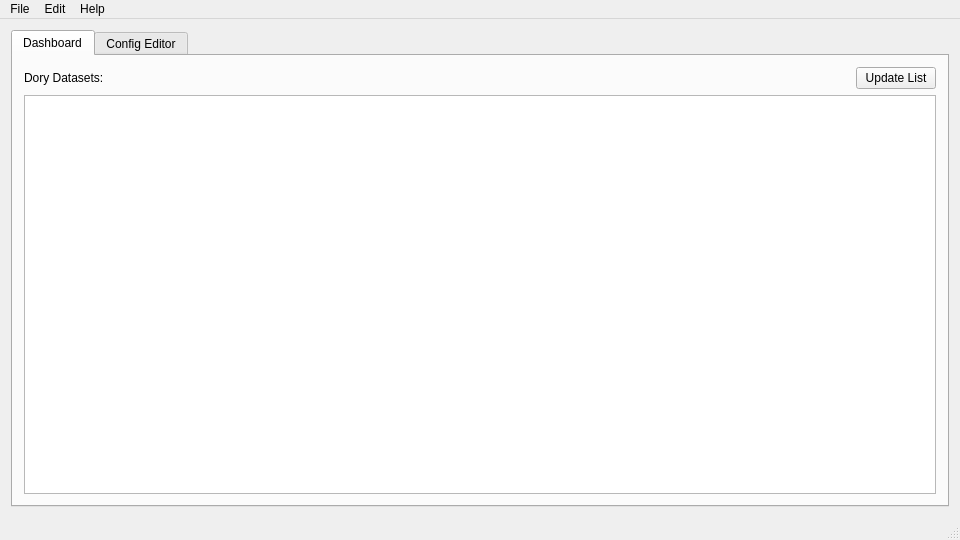
The window that Config_Tool/mainwindow.ui (DFO-Ocean-Navigator/Navigator2Go) describes before a commit, drawn with Qt 5.
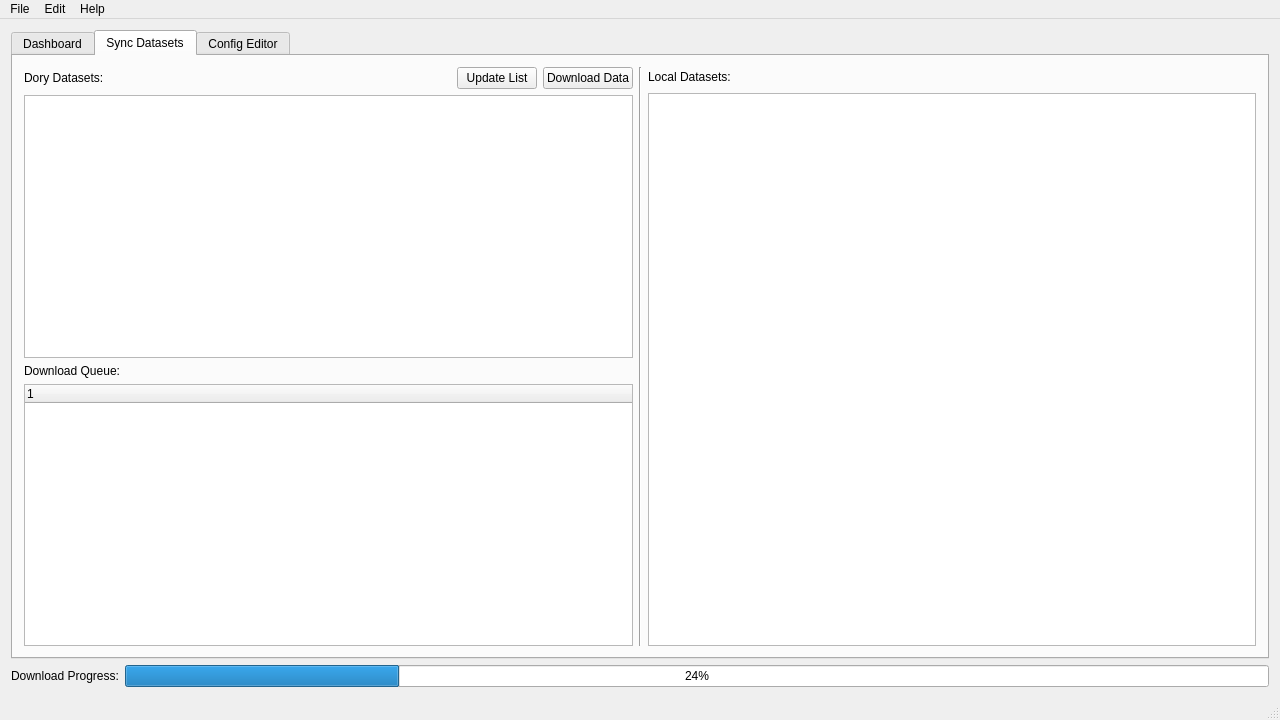
The same window after the commit. Icons and pictures are not drawn.

```diff
--- a/Config_Tool/mainwindow.ui
+++ b/Config_Tool/mainwindow.ui
@@ -6,8 +6,8 @@
    <rect>
     <x>0</x>
     <y>0</y>
-    <width>960</width>
-    <height>540</height>
+    <width>1280</width>
+    <height>720</height>
    </rect>
   </property>
   <property name="sizePolicy">
@@ -18,8 +18,8 @@
   </property>
   <property name="minimumSize">
    <size>
-    <width>960</width>
-    <height>540</height>
+    <width>1280</width>
+    <height>720</height>
    </size>
   </property>
   <property name="windowTitle">
@@ -37,7 +37,7 @@
        <enum>QTabWidget::Rounded</enum>
       </property>
       <property name="currentIndex">
-       <number>0</number>
+       <number>1</number>
       </property>
       <property name="documentMode">
        <bool>false</bool>
@@ -59,9 +59,24 @@
        <attribute name="title">
         <string>Dashboard</string>
        </attribute>
-       <layout class="QVBoxLayout" name="verticalLayout_6">
+      </widget>
+      <widget class="QWidget" name="syncDatasets">
+       <attribute name="icon">
+        <iconset resource="resources.qrc">
+         <normaloff>:/icons/icons/database.png</normaloff>:/icons/icons/database.png</iconset>
+       </attribute>
+       <attribute name="title">
+        <string>Sync Datasets</string>
+       </attribute>
+       <layout class="QHBoxLayout" name="horizontalLayout_6">
         <item>
          <layout class="QVBoxLayout" name="verticalLayout_4">
+          <property name="sizeConstraint">
+           <enum>QLayout::SetDefaultConstraint</enum>
+          </property>
+          <property name="rightMargin">
+           <number>0</number>
+          </property>
           <item>
            <layout class="QHBoxLayout" name="horizontalLayout_4">
             <item>
@@ -95,6 +110,17 @@
               </property>
              </widget>
             </item>
+            <item>
+             <widget class="QPushButton" name="pushButtonDownload">
+              <property name="text">
+               <string>Download Data</string>
+              </property>
+              <property name="icon">
+               <iconset resource="resources.qrc">
+                <normaloff>:/icons/icons/download.png</normaloff>:/icons/icons/download.png</iconset>
+              </property>
+             </widget>
+            </item>
            </layout>
           </item>
           <item>
@@ -110,6 +136,69 @@
             </property>
            </widget>
           </item>
+          <item>
+           <widget class="QLabel" name="label_4">
+            <property name="text">
+             <string>Download Queue:</string>
+            </property>
+           </widget>
+          </item>
+          <item>
+           <widget class="QTreeWidget" name="treeWidget">
+            <property name="alternatingRowColors">
+             <bool>true</bool>
+            </property>
+            <column>
+             <property name="text">
+              <string notr="true">1</string>
+             </property>
+            </column>
+           </widget>
+          </item>
+         </layout>
+        </item>
+        <item>
+         <widget class="Line" name="line">
+          <property name="orientation">
+           <enum>Qt::Vertical</enum>
+          </property>
+         </widget>
+        </item>
+        <item>
+         <layout class="QVBoxLayout" name="verticalLayout_6">
+          <property name="rightMargin">
+           <number>0</number>
+          </property>
+          <item>
+           <layout class="QHBoxLayout" name="horizontalLayout_7">
+            <property name="topMargin">
+             <number>0</number>
+            </property>
+            <item>
+             <widget class="QLabel" name="label_3">
+              <property name="text">
+               <string>Local Datasets:</string>
+              </property>
+             </widget>
+            </item>
+            <item>
+             <spacer name="horizontalSpacer_3">
+              <property name="orientation">
+               <enum>Qt::Horizontal</enum>
+              </property>
+              <property name="sizeHint" stdset="0">
+               <size>
+                <width>40</width>
+                <height>20</height>
+               </size>
+              </property>
+             </spacer>
+            </item>
+           </layout>
+          </item>
+          <item>
+           <widget class="QListWidget" name="listWidget"/>
+          </item>
          </layout>
         </item>
        </layout>
@@ -206,6 +295,27 @@
       </widget>
      </widget>
     </item>
+    <item>
+     <layout class="QHBoxLayout" name="horizontalLayout_5">
+      <property name="topMargin">
+       <number>0</number>
+      </property>
+      <item>
+       <widget class="QLabel" name="label_2">
+        <property name="text">
+         <string>Download Progress:</string>
+        </property>
+       </widget>
+      </item>
+      <item>
+       <widget class="QProgressBar" name="progressBarDownload">
+        <property name="value">
+         <number>24</number>
+        </property>
+       </widget>
+      </item>
+     </layout>
+    </item>
    </layout>
   </widget>
   <widget class="QMenuBar" name="menuBar">
@@ -213,7 +323,7 @@
     <rect>
      <x>0</x>
      <y>0</y>
-     <width>960</width>
+     <width>1280</width>
      <height>22</height>
     </rect>
    </property>
```
Left out of the diff: 4 changed lines with no effect on the pictures.
